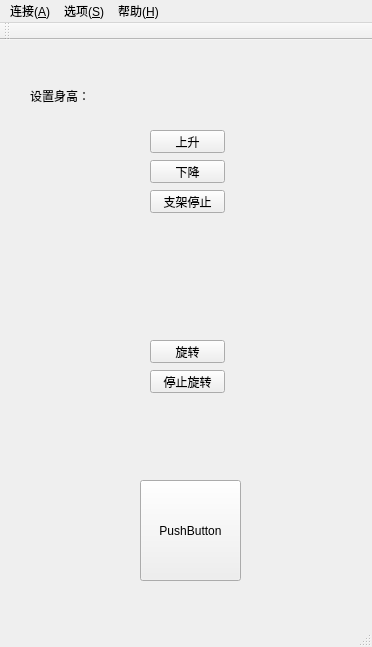
This is myclass.ui in zsjsll/bracket-turntable as Qt 5 draws it before an edit. The edited form follows.
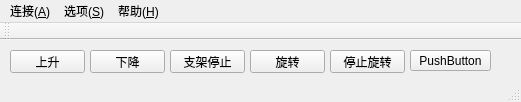
This is the edited form.

```diff
--- a/myclass.ui
+++ b/myclass.ui
@@ -6,8 +6,8 @@
    <rect>
     <x>0</x>
     <y>0</y>
-    <width>372</width>
-    <height>647</height>
+    <width>521</width>
+    <height>102</height>
    </rect>
   </property>
   <property name="windowTitle">
@@ -20,10 +20,10 @@
    <widget class="QPushButton" name="pushButton">
     <property name="geometry">
      <rect>
-      <x>140</x>
-      <y>440</y>
-      <width>101</width>
-      <height>101</height>
+      <x>410</x>
+      <y>10</y>
+      <width>81</width>
+      <height>21</height>
      </rect>
     </property>
     <property name="text">
@@ -33,8 +33,8 @@
    <widget class="QPushButton" name="bracketUpButton">
     <property name="geometry">
      <rect>
-      <x>150</x>
-      <y>90</y>
+      <x>10</x>
+      <y>10</y>
       <width>75</width>
       <height>23</height>
      </rect>
@@ -46,8 +46,8 @@
    <widget class="QPushButton" name="bracketDownButton">
     <property name="geometry">
      <rect>
-      <x>150</x>
-      <y>120</y>
+      <x>90</x>
+      <y>10</y>
       <width>75</width>
       <height>23</height>
      </rect>
@@ -59,8 +59,8 @@
    <widget class="QPushButton" name="bracketStopButton">
     <property name="geometry">
      <rect>
-      <x>150</x>
-      <y>150</y>
+      <x>170</x>
+      <y>10</y>
       <width>75</width>
       <height>23</height>
      </rect>
@@ -72,8 +72,8 @@
    <widget class="QPushButton" name="turntableOpenButton">
     <property name="geometry">
      <rect>
-      <x>150</x>
-      <y>300</y>
+      <x>250</x>
+      <y>10</y>
       <width>75</width>
       <height>23</height>
      </rect>
@@ -85,8 +85,8 @@
    <widget class="QPushButton" name="turntableCloseButton">
     <property name="geometry">
      <rect>
-      <x>150</x>
-      <y>330</y>
+      <x>330</x>
+      <y>10</y>
       <width>75</width>
       <height>23</height>
      </rect>
@@ -95,26 +95,13 @@
      <string>停止旋转</string>
     </property>
    </widget>
-   <widget class="QLabel" name="label">
-    <property name="geometry">
-     <rect>
-      <x>30</x>
-      <y>30</y>
-      <width>71</width>
-      <height>51</height>
-     </rect>
-    </property>
-    <property name="text">
-     <string>设置身高：</string>
-    </property>
-   </widget>
   </widget>
   <widget class="QMenuBar" name="menuBar">
    <property name="geometry">
     <rect>
      <x>0</x>
      <y>0</y>
-     <width>372</width>
+     <width>521</width>
      <height>23</height>
     </rect>
    </property>
```
